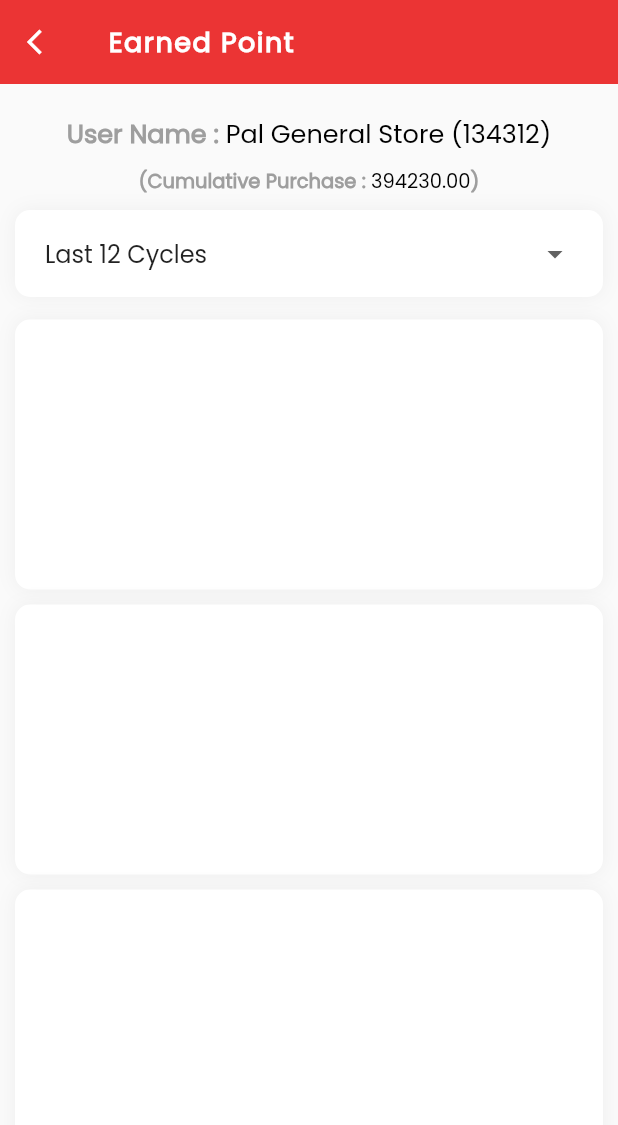
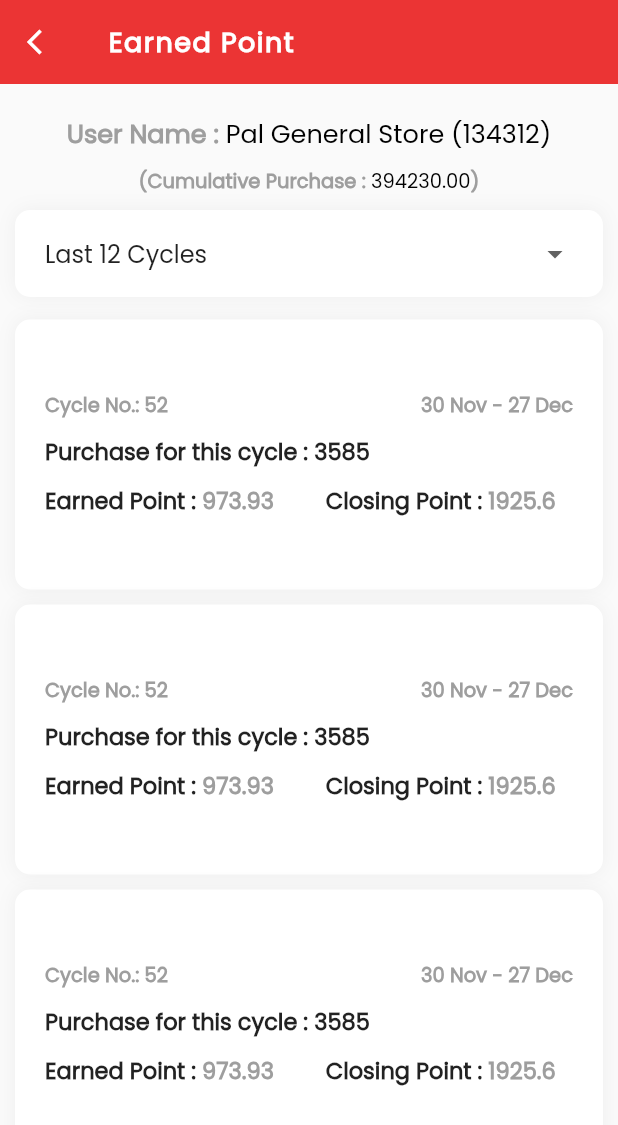
Before and after one commit to developerkrishnasoftweb/pal, a Flutter app: the screen it shows after launch, on a phone screen of 412 x 824 dp. Shown: the top 1125 px of the screen. Run offline on Flutter 3.47's test engine with Material 2 defaults, Android fonts, the phone set to English and light mode, and no system bars; our stand-ins replace carousel_slider.

Commit message:
completed earned_points.dart screen

```diff
--- a/lib/Pages/Others/earned_points.dart
+++ b/lib/Pages/Others/earned_points.dart
@@ -72,8 +72,22 @@ class _EarnedPointsState extends State<EarnedPoints> {
                 shrinkWrap: true,
                 itemCount: 5,
                 itemBuilder: (context, index){
+                  return buildCard();
+                })
+            ],
+          ),
+        )
+    );
+  }
+
+  Widget buildCard(){
+    Size size = MediaQuery.of(context).size;
+    TextStyle style = Theme.of(context).textTheme.bodyText1.copyWith(color: Colors.grey, fontWeight: FontWeight.bold, fontSize: 15);
+    TextStyle style1 = Theme.of(context).textTheme.bodyText1.copyWith(fontWeight: FontWeight.bold, fontSize: 15);
+    TextStyle style2 = Theme.of(context).textTheme.bodyText1.copyWith(color: Colors.grey, fontWeight: FontWeight.bold, fontSize: 13);
     return Container(
       height: 180,
+      padding: EdgeInsets.all(20),
       decoration: BoxDecoration(
           color: Colors.white,
           boxShadow: [
@@ -86,20 +100,59 @@ class _EarnedPointsState extends State<EarnedPoints> {
       ),
       margin: EdgeInsets.symmetric(horizontal: 10, vertical: 5),
       child: Column(
+        crossAxisAlignment: CrossAxisAlignment.start,
+        mainAxisAlignment: MainAxisAlignment.center,
         children: [
           Row(
+            mainAxisAlignment: MainAxisAlignment.spaceBetween,
             children: [
+              Text("Cycle No.: 52", style: style2,),
+              Text("30 Nov - 27 Dec", style: style2,),
+            ],
+          ),
+          SizedBox(height: 10,),
+          Text("Purchase for this cycle : 3585", style: style1),
+          SizedBox(height: 10,),
+          Row(
+            mainAxisAlignment: MainAxisAlignment.spaceBetween,
+            children: [
+              Container(
+                width: size.width * 0.4,
+                child: RichText(
+                  text: TextSpan(
+                      text: "Earned Point : ",
+                      style: style1,
+                      children: [
+                        TextSpan(
+                            text: "973.93",
+                            style: style
+                        )
+                      ]
+                  ),
+                ),
+              ),
+              Container(
+                width: size.width * 0.4,
+                child: RichText(
+                  text: TextSpan(
+                      text: "Closing Point : ",
+                      style: style1,
+                      children: [
+                        TextSpan(
+                            text: "1925.6",
+                            style: style
+                        )
+                      ]
+                  ),
+                ),
+              )
             ],
           )
         ],
       ),
     );
-                })
-            ],
-          ),
-        )
-    );
   }
+
   Widget buildRedeemedAmount(
       {String title, String amount, bool leadingTrailing, double fontSize}) {
     TextStyle style = Theme.of(context).textTheme.bodyText1.copyWith(
```
Lines whose indentation alone changed are shown as unchanged.
